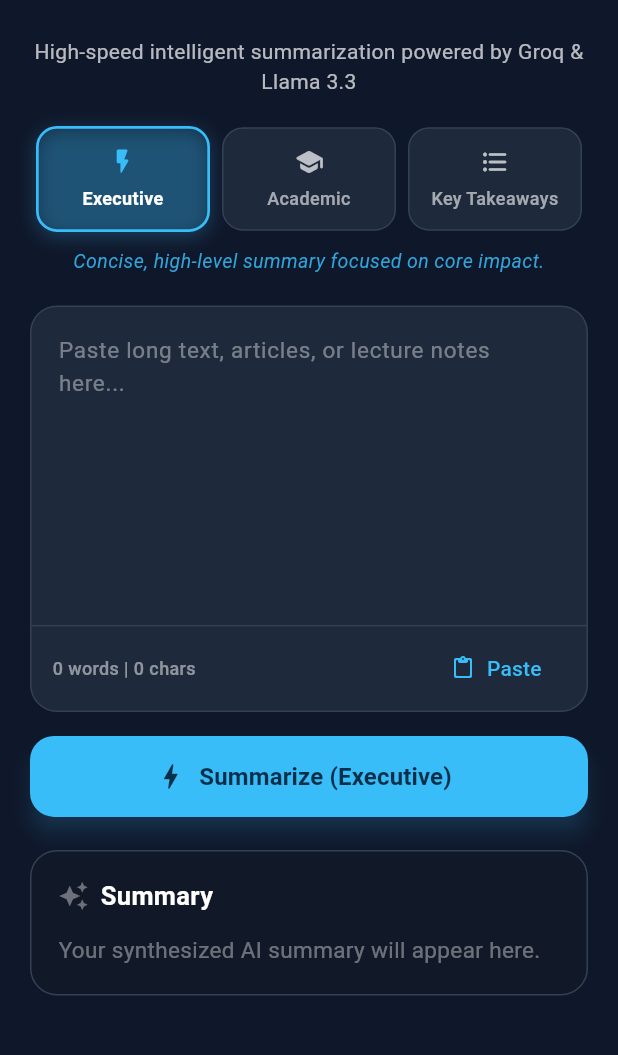
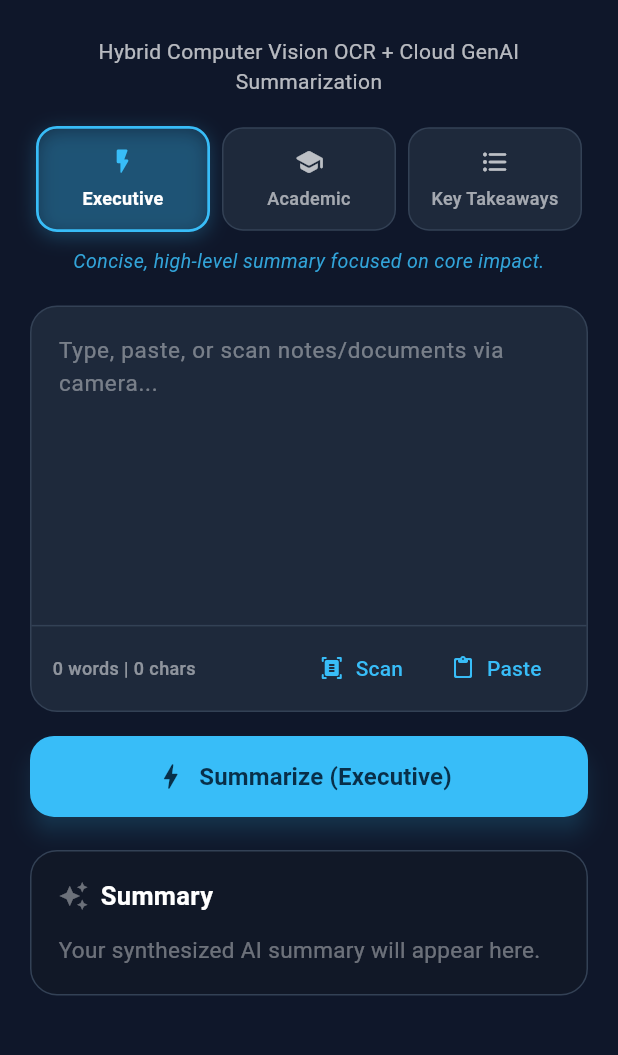
Before and after one commit to gdnz1/ai-summarizer-app, a Flutter app: the screen it shows after launch, on a phone screen of 412 x 824 dp, the part 66-1121 px from its top. Run offline on Flutter 3.47's test engine with Material 3 defaults, Android fonts, the phone set to English and light mode, and no system bars; our stand-ins replace image_picker; missing offline and left inert: google_mlkit_text_recognition.

Commit message:
feat(ui): integrate OCR scan action with camera and gallery workflows

```diff
--- a/lib/screens/summarizer_screen.dart
+++ b/lib/screens/summarizer_screen.dart
@@ -1,9 +1,13 @@
+import 'package:flutter/foundation.dart';
 import 'package:flutter/material.dart';
 import 'package:flutter/services.dart';
+import 'package:image_picker/image_picker.dart';
 
 import '../models/summary_mode.dart';
 import '../services/groq_summarizer_service.dart';
+import '../services/ocr_service.dart';
 import '../widgets/mode_selector_bar.dart';
+import '../widgets/ocr_source_sheet.dart';
 
 class SummarizerScreen extends StatefulWidget {
   const SummarizerScreen({super.key});
@@ -15,9 +19,11 @@
 class _SummarizerScreenState extends State<SummarizerScreen> {
   final TextEditingController _textController = TextEditingController();
   final GroqSummarizerService _summarizerService = GroqSummarizerService();
+  final OcrService _ocrService = OcrService();
 
   SummaryMode _selectedMode = SummaryMode.executive;
   bool _isLoading = false;
+  bool _isScanning = false;
   String _summary = '';
   SummaryMode? _lastSummarizedMode;
 
@@ -45,7 +51,7 @@
     final inputText = _textController.text.trim();
 
     if (inputText.isEmpty) {
-      _showMessage('Please enter or paste text to summarize.', isError: true);
+      _showMessage('Please enter, paste, or scan text to summarize.', isError: true);
       return;
     }
 
@@ -78,6 +84,42 @@
         setState(() {
           _isLoading = false;
         });
+      }
+    }
+  }
+
+  Future<void> _handleOcrScan() async {
+    if (kIsWeb) {
+      _showMessage('On-device OCR is optimized for mobile (Android & iOS).');
+      return;
+    }
+
+    final source = await OcrSourceSheet.show(context);
+    if (source == null) return;
+
+    setState(() => _isScanning = true);
+
+    try {
+      final extractedText = source == ImageSource.camera
+          ? await _ocrService.extractTextFromCamera()
+          : await _ocrService.extractTextFromGallery();
+
+      if (!mounted) return;
+
+      if (extractedText != null && extractedText.isNotEmpty) {
+        _textController.text = extractedText;
+        final count = extractedText.split(RegExp(r'\s+')).length;
+        _showMessage('Scanned $count words from image via OCR!');
+      }
+    } catch (error) {
+      if (!mounted) return;
+      _showMessage(
+        error.toString().replaceFirst('Exception: ', ''),
+        isError: true,
+      );
+    } finally {
+      if (mounted) {
+        setState(() => _isScanning = false);
       }
     }
   }
@@ -168,7 +210,7 @@
                   crossAxisAlignment: CrossAxisAlignment.stretch,
                   children: [
                     Text(
-                      'High-speed intelligent summarization powered by Groq & Llama 3.3',
+                      'Hybrid Computer Vision OCR + Cloud GenAI Summarization',
                       textAlign: TextAlign.center,
                       style: TextStyle(
                         color: Colors.white.withValues(alpha: 0.70),
@@ -184,18 +226,52 @@
                       },
                     ),
                     const SizedBox(height: 20),
+                    if (_isScanning)
+                      Container(
+                        margin: const EdgeInsets.only(bottom: 14),
+                        padding: const EdgeInsets.all(12),
+                        decoration: BoxDecoration(
+                          color: const Color(0xFF0284C7).withValues(alpha: 0.15),
+                          borderRadius: BorderRadius.circular(14),
+                          border: Border.all(color: const Color(0xFF38BDF8)),
+                        ),
+                        child: const Row(
+                          children: [
+                            SizedBox(
+                              width: 18,
+                              height: 18,
+                              child: CircularProgressIndicator(
+                                strokeWidth: 2,
+                                color: Color(0xFF38BDF8),
+                              ),
+                            ),
+                            SizedBox(width: 12),
+                            Expanded(
+                              child: Text(
+                                'Scanning image with on-device Computer Vision OCR...',
+                                style: TextStyle(
+                                  color: Color(0xFF38BDF8),
+                                  fontSize: 13,
+                                  fontWeight: FontWeight.w600,
+                                ),
+                              ),
+                            ),
+                          ],
+                        ),
+                      ),
                     _InputCard(
                       controller: _textController,
                       wordCount: _wordCount,
                       charCount: _charCount,
                       onClear: _clearInput,
                       onPaste: _pasteFromClipboard,
+                      onScan: _handleOcrScan,
                     ),
                     const SizedBox(height: 16),
                     SizedBox(
                       height: 54,
                       child: ElevatedButton.icon(
-                        onPressed: _isLoading ? null : _summarizeText,
+                        onPressed: _isLoading || _isScanning ? null : _summarizeText,
                         icon: _isLoading
                             ? const SizedBox.shrink()
                             : const Icon(Icons.bolt_rounded, size: 22),
@@ -253,6 +329,7 @@
     required this.charCount,
     required this.onClear,
     required this.onPaste,
+    required this.onScan,
   });
 
   final TextEditingController controller;
@@ -260,6 +337,7 @@
   final int charCount;
   final VoidCallback onClear;
   final VoidCallback onPaste;
+  final VoidCallback onScan;
 
   @override
   Widget build(BuildContext context) {
@@ -281,7 +359,7 @@
             style: const TextStyle(color: Colors.white, fontSize: 15, height: 1.45),
             cursorColor: const Color(0xFF38BDF8),
             decoration: InputDecoration(
-              hintText: 'Paste long text, articles, or lecture notes here...',
+              hintText: 'Type, paste, or scan notes/documents via camera...',
               hintStyle: TextStyle(color: Colors.white.withValues(alpha: 0.40)),
               border: InputBorder.none,
               contentPadding: const EdgeInsets.all(18),
@@ -301,7 +379,17 @@
                   ),
                 ),
                 const Spacer(),
-                if (!hasText)
+                TextButton.icon(
+                  onPressed: onScan,
+                  icon: const Icon(Icons.document_scanner_rounded, size: 16),
+                  label: const Text('Scan'),
+                  style: TextButton.styleFrom(
+                    foregroundColor: const Color(0xFF38BDF8),
+                    visualDensity: VisualDensity.compact,
+                  ),
+                ),
+                if (!hasText) ...[
+                  const SizedBox(width: 4),
                   TextButton.icon(
                     onPressed: onPaste,
                     icon: const Icon(Icons.paste_rounded, size: 16),
@@ -311,6 +399,7 @@
                       visualDensity: VisualDensity.compact,
                     ),
                   ),
+                ],
                 if (hasText)
                   IconButton(
                     tooltip: 'Clear input',
```
Also changed, not shown: 1 other file.
